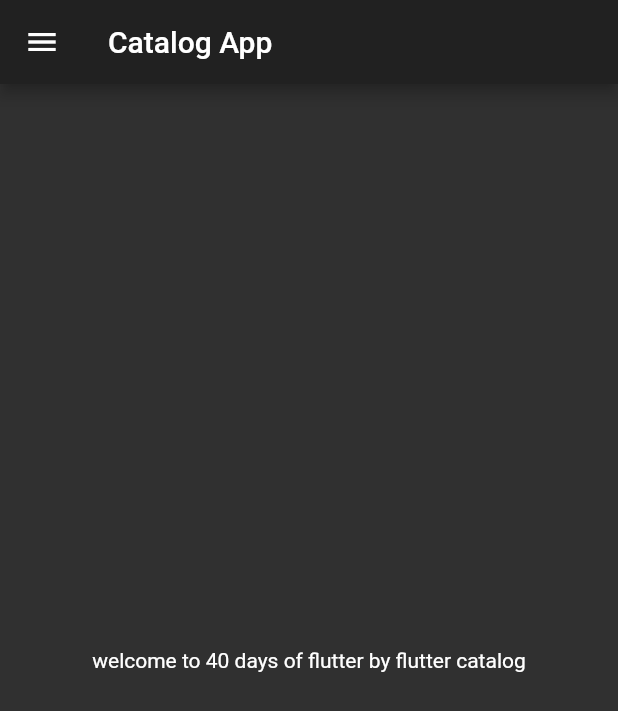
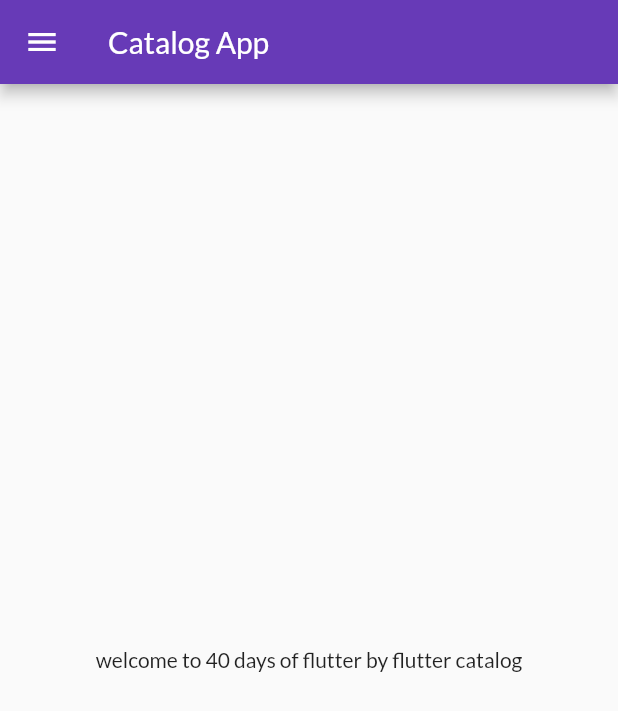
Before and after one commit to vasu9893/FlutterCourse, a Flutter app: the screen it shows after launch, on a phone screen of 412 x 824 dp. Shown: the top 711 px of the screen. Run offline on Flutter 3.47's test engine with Material 2 defaults, Android fonts, the phone set to English and light mode, and no system bars; our stand-ins replace google_fonts.

Commit message:
day 4 completed

```diff
--- a/lib/main.dart
+++ b/lib/main.dart
@@ -1,6 +1,7 @@
 import 'package:flutter/material.dart';
 import 'package:flutter_catalog/Pages/home_page.dart';
 import 'package:flutter_catalog/Pages/login_page.dart';
+import 'package:google_fonts/google_fonts.dart';
 
 void main() {
   runApp(MyApp());
@@ -10,8 +11,12 @@ class MyApp extends StatelessWidget {
   @override
   Widget build(BuildContext context) {
     return MaterialApp(
-      themeMode: ThemeMode.dark,
-      theme: ThemeData(primarySwatch: Colors.cyan),
+      themeMode: ThemeMode.light,
+      theme: ThemeData(
+        primarySwatch: Colors.deepPurple,
+        fontFamily: GoogleFonts.lato().fontFamily,
+
+        ),
       darkTheme: ThemeData(
         brightness: Brightness.dark,
       ),
--- a/pubspec.yaml
+++ b/pubspec.yaml
@@ -28,6 +28,8 @@ dependencies:
   # The following adds the Cupertino Icons font to your application.
   # Use with the CupertinoIcons class for iOS style icons.
   cupertino_icons: ^1.0.2
+  google_fonts: ^2.1.0
+
 
 dev_dependencies:
   flutter_test:
@@ -45,8 +47,8 @@ flutter:
   uses-material-design: true
 
   # To add assets to your application, add an assets section, like this:
-  # assets:
-  #   - images/a_dot_burr.jpeg
+  assets:
+    - assets/image/
   #   - images/a_dot_ham.jpeg
 
   # An image asset can refer to one or more resolution-specific "variants", see
```
Also changed, not shown: lib/Pages/login_page.dart (+46 -11 lines), assets/login_image.png (added), pubspec.lock.
